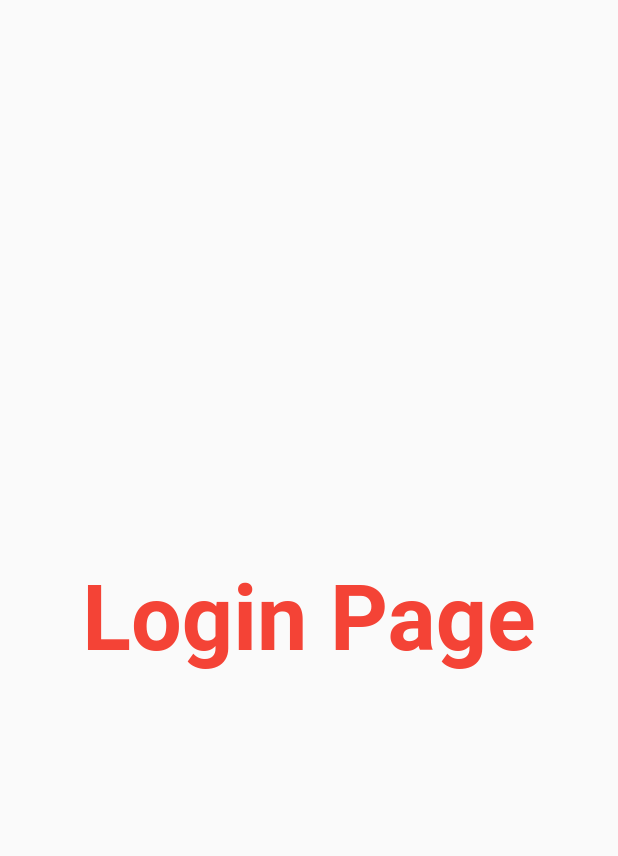
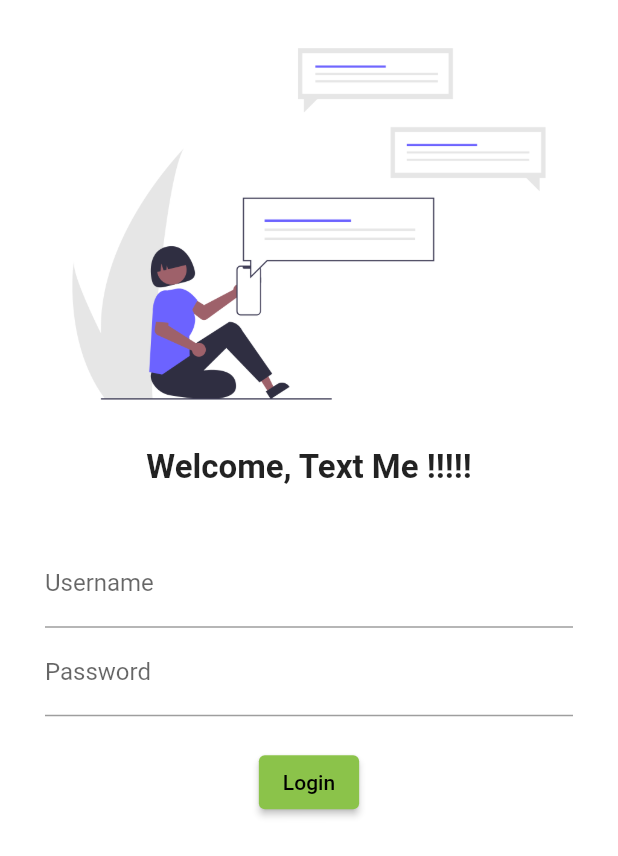
Before and after one commit to AmanDhimanD/Flutter, a Flutter app: the screen it shows after launch, on a phone screen of 412 x 824 dp. Shown: the top 856 px of the screen. Run offline on Flutter 3.47's test engine with Material 2 defaults, Android fonts, the phone set to English and light mode, and no system bars.

Commit message:
Day 4 Completed

```diff
--- a/lib/main.dart
+++ b/lib/main.dart
@@ -1,6 +1,8 @@
 import 'package:app/pages/home_page.dart';
 import 'package:flutter/material.dart';
 import 'package:app/pages/login_page.dart';
+
+
 
 void main(List<String> args) {
   runApp(MyApp());
@@ -27,7 +29,11 @@ class MyApp extends StatelessWidget {
 
       //Colors works with LIGHT and Brightness mode
       themeMode: ThemeMode.light,
-      theme: ThemeData(primarySwatch: Colors.lightGreen),
+      theme: ThemeData(
+        primarySwatch: Colors.lightGreen,
+        //we can use Google Font With import
+        // primaryTextTheme: GoogleFonts.),
+      ),
       darkTheme: ThemeData(
         brightness: Brightness.dark,
       ),
@@ -36,8 +42,7 @@ class MyApp extends StatelessWidget {
 //__________________________________
       // initialRoute: "/home",
       routes: {
-        "/": (context) =>
-            LoginPage(), //this is object of class, new keyword can use
+        "/": (context) =>LoginPage(), //this is object of class, new keyword can use
         "/home": (context) => HomePage(),
         "/login": (context) => LoginPage()
       },
--- a/lib/pages/login_page.dart
+++ b/lib/pages/login_page.dart
@@ -1,22 +1,61 @@
-
-
 import 'package:flutter/material.dart';
 
 class LoginPage extends StatelessWidget {
   @override
   Widget build(BuildContext context) {
     return Material(
-      child: Center(
-        child: Text("Login Page",
-        style: TextStyle(
-          // background:
-          fontSize: 20,
-          color: Colors.red,
-          fontWeight: FontWeight.bold,
+      //pic shadow change
+      color: Colors.white,
+      child: Column(
+        children: [
+          Image.asset(
+            "assets/images/1.png",
+            fit: BoxFit.cover,
           ),
-          // textAlign: Center,
-          textScaleFactor: 3.0,
-        ),
+
+          Text(
+            "Welcome, Text Me !!!!!",
+            style: TextStyle(
+              fontSize: 22,
+              fontWeight: FontWeight.bold,
+            ),
+          ),
+          //For padding SizedBox
+          SizedBox(
+            height: 20.0,
+          ),
+          Padding(
+            padding:
+                const EdgeInsets.symmetric(vertical: 15.0, horizontal: 30.0),
+            child: Column(
+              children: [
+                TextField(
+                  decoration: InputDecoration(
+                    hintText: "Enter username",
+                    labelText: "Username",
+                  ),
+                ),
+                TextField(
+                  obscureText: true,
+                  decoration: InputDecoration(
+                    hintText: "Enter Password",
+                    labelText: "Password",
+                  ),
+                ),
+                SizedBox(
+                  height: 20.0,
+                ),
+                ElevatedButton(
+                  child: Text("Login"),
+                  style: TextButton.styleFrom(),
+                  onPressed: (){
+                    print("Hi Rayne");
+                  },
+                  ),
+              ],
+            ),
+          ),
+        ],
       ),
     );
   }
--- a/pubspec.yaml
+++ b/pubspec.yaml
@@ -45,9 +45,9 @@ flutter:
   uses-material-design: true
 
   # To add assets to your application, add an assets section, like this:
-  # assets:
-  #   - images/a_dot_burr.jpeg
-  #   - images/a_dot_ham.jpeg
+  assets:
+    - assets/images/1.png
+    # - images/a_dot_ham.jpeg
 
   # An image asset can refer to one or more resolution-specific "variants", see
   # https://flutter.dev/assets-and-images/#resolution-aware.
```
Also changed, not shown: assets/images/1.png (added).
